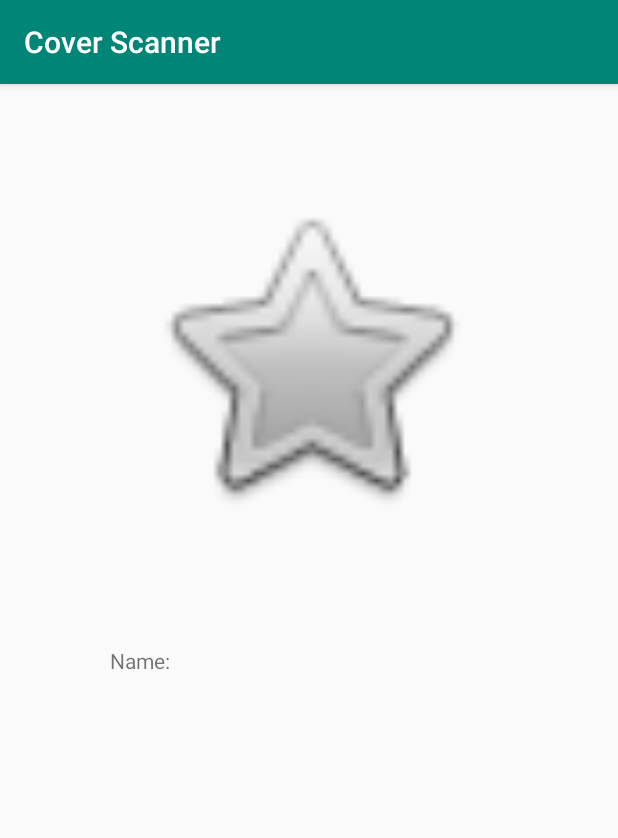
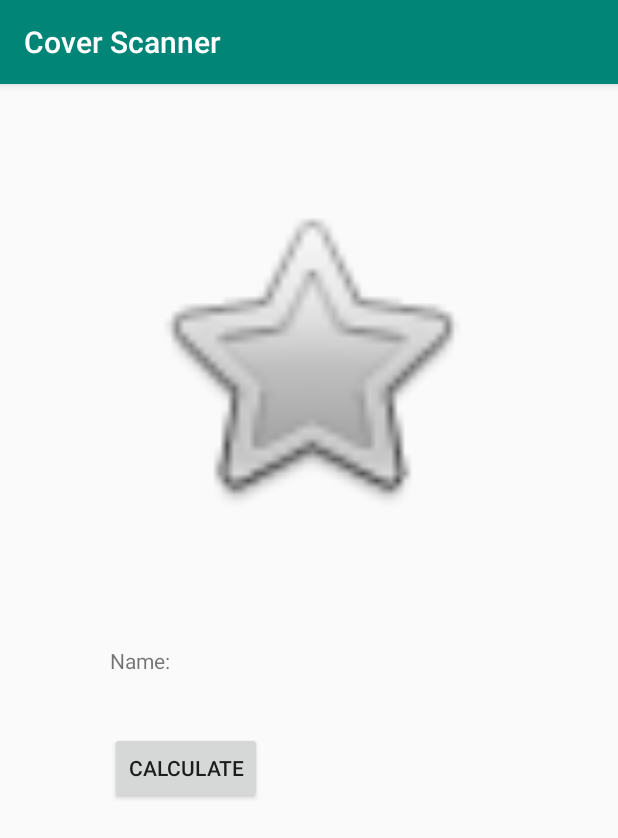
Before and after one commit to LukeTeaKirk/scannerapp, an Android app: the CoverActivity screen opened directly, with no data from a screen before it, on a phone screen of 412 x 824 dp. Shown: the top 838 px of the screen. Run offline under Robolectric (Android 15) with nearby library versions, the phone set to English and light mode, and no system bars.

```diff
--- a/app/src/main/java/com/rajcomics/scannerapp/BarCodeActivity.java
+++ b/app/src/main/java/com/rajcomics/scannerapp/BarCodeActivity.java
@@ -162,7 +162,7 @@ public class BarCodeActivity extends AppCompatActivity {
         FailedScan = false;
         }
     }
-    private File createImageFile() throws IOException {
+    public File createImageFile() throws IOException {
         // Create an image file name
         String timeStamp = new SimpleDateFormat("yyyyMMdd_HHmmss").format(new Date());
         String imageFileName = "JPEG_" + timeStamp + "_";
--- a/app/src/main/res/layout/activity_cover.xml
+++ b/app/src/main/res/layout/activity_cover.xml
@@ -25,4 +25,14 @@
         android:text="Name:"
         app:layout_constraintStart_toStartOf="parent"
         app:layout_constraintTop_toBottomOf="@+id/coverView" />
+
+    <Button
+        android:id="@+id/calcbutton"
+        android:layout_width="wrap_content"
+        android:layout_height="wrap_content"
+        android:layout_marginStart="73dp"
+        android:layout_marginTop="31dp"
+        android:text="Calculate"
+        app:layout_constraintStart_toStartOf="parent"
+        app:layout_constraintTop_toBottomOf="@+id/NameView" />
 </android.support.constraint.ConstraintLayout>
```
Also changed, not shown: app/src/main/java/com/rajcomics/scannerapp/CoverActivity.java (+65 -10 lines).
